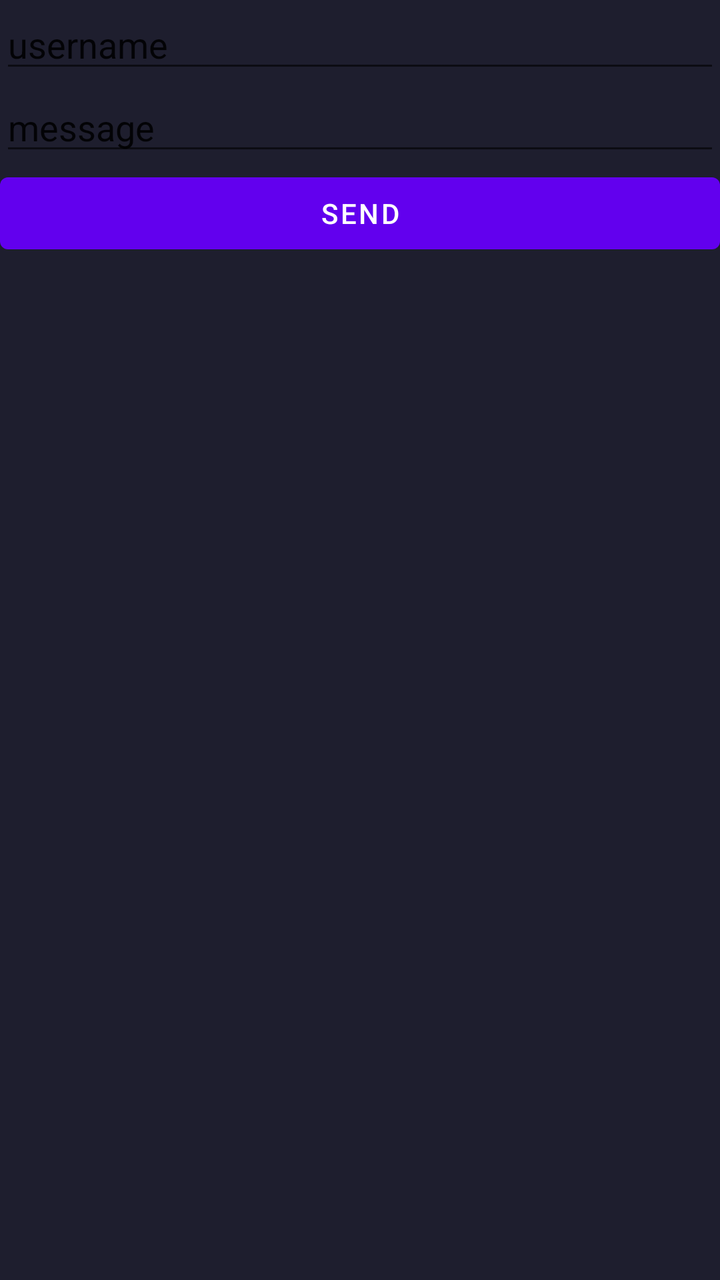
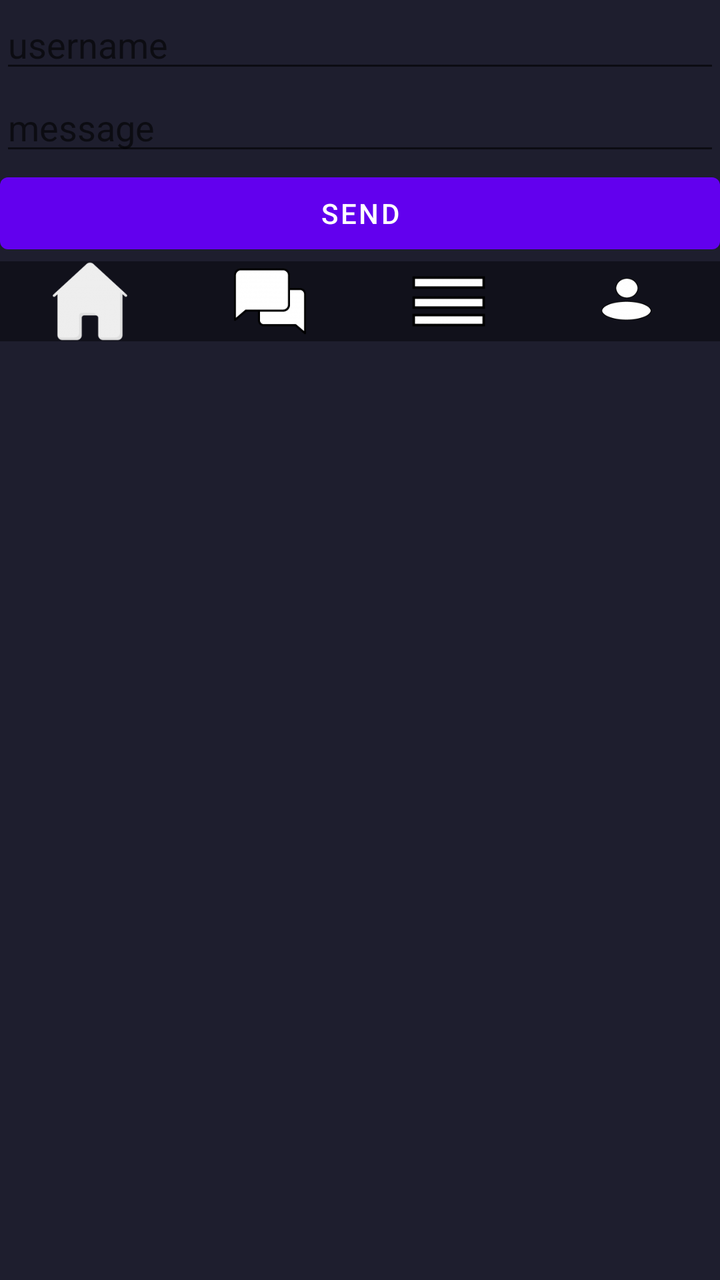

Two renders of the same Android screen: before a commit and after it. Below are the layout's source before the change and the commit's diff.
<!-- AndroidManifest.xml: fallback theme Theme.MaterialComponents.DayNight.NoActionBar -->
<!-- res/layout/activity_friends.xml -->
<LinearLayout xmlns:android="http://schemas.android.com/apk/res/android"
    android:layout_width="match_parent"
    android:layout_height="match_parent"
    android:orientation="vertical"
    android:background="#1e1e2e">
    <EditText
        android:id="@+id/edtUsername"
        android:layout_width="fill_parent"
        android:layout_height="wrap_content"
        android:text="username"/>
    <EditText
        android:id="@+id/edtMessage"
        android:layout_width="fill_parent"
        android:layout_height="wrap_content"
        android:text="message"/>
    <Button
        android:id="@+id/btnSend"
        android:layout_width="fill_parent"
        android:layout_height="wrap_content"
        android:text="Send"/>
</LinearLayout>
<!-- resources referenced by this layout -->
<resources>

</resources>

<!-- the commit's change to res/layout/activity_friends.xml (unified diff, before → after) -->
@@ -7,15 +7,63 @@
         android:id="@+id/edtUsername"
         android:layout_width="fill_parent"
         android:layout_height="wrap_content"
-        android:text="username"/>
+        android:hint="username"/>
     <EditText
         android:id="@+id/edtMessage"
         android:layout_width="fill_parent"
         android:layout_height="wrap_content"
-        android:text="message"/>
+        android:hint="message"/>
     <Button
         android:id="@+id/btnSend"
         android:layout_width="fill_parent"
         android:layout_height="wrap_content"
         android:text="Send"/>
+    <LinearLayout 
+        android:layout_width="match_parent"
+        android:layout_height="40dp" 
+        android:orientation="horizontal"
+        android:gravity="center_vertical"
+        android:background="#11111b">
+
+        <ImageButton
+            android:id="@+id/btnHome"
+            android:layout_width="0dp"
+            android:layout_height="match_parent"
+            android:layout_weight="1"
+            android:src="@drawable/home"
+            android:scaleType="centerInside"
+            android:background="@android:color/transparent"
+            android:contentDescription="home" />
+
+        <ImageButton
+            android:id="@+id/btnChat"
+            android:layout_width="0dp"
+            android:layout_height="match_parent"
+            android:layout_weight="1"
+            android:src="@drawable/chat"
+            android:scaleType="centerInside"
+            android:background="@android:color/transparent"
+            android:contentDescription="Chat" />
+
+        <ImageButton
+            android:id="@+id/btnOptions"
+            android:layout_width="0dp"
+            android:layout_height="match_parent"
+            android:layout_weight="1"
+            android:src="@drawable/options"
+            android:scaleType="centerInside"
+            android:background="@android:color/transparent"
+            android:contentDescription="Options" />
+
+        <ImageButton
+            android:id="@+id/btnProfile"
+            android:layout_width="0dp"
+            android:layout_height="match_parent"
+            android:layout_weight="1"
+            android:src="@drawable/account"
+            android:scaleType="centerInside"
+            android:background="@android:color/transparent"
+            android:contentDescription="Profile" />
+
+    </LinearLayout>
 </LinearLayout>
<!-- resource entries referenced after the edit -->
@@ -1,5 +1,8 @@
 <!-- resources referenced by this layout -->
 <resources>
-
+  <!-- drawable account: png bitmap (drawable-hdpi, 1844 bytes) -->
+  <!-- drawable chat: png bitmap (drawable-hdpi, 1997 bytes) -->
+  <!-- drawable home: png bitmap (drawable-hdpi, 2333 bytes) -->
+  <!-- drawable options: png bitmap (drawable-ldpi, 495 bytes) -->
 </resources>
 
